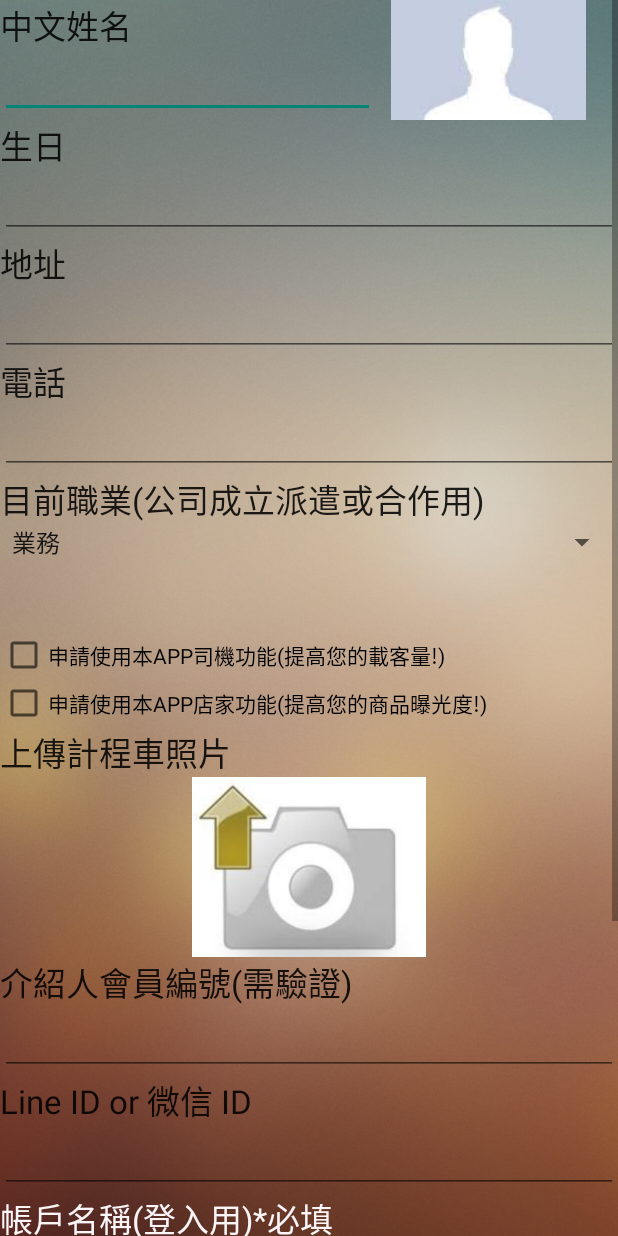
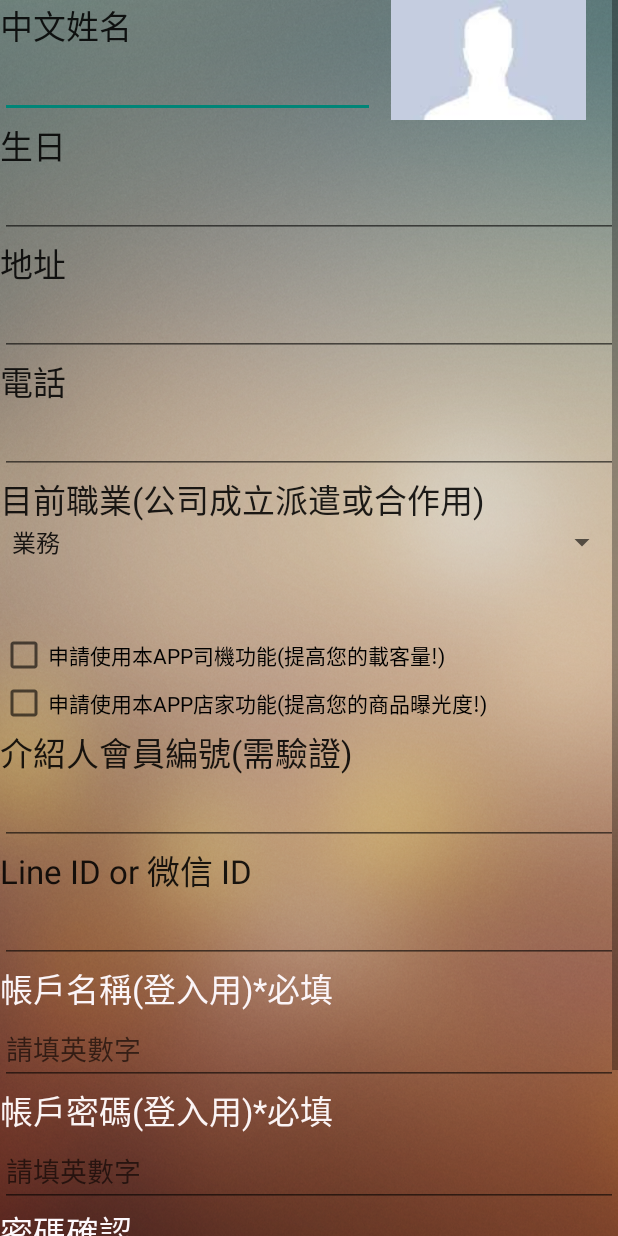
Before and after one commit to b150132/bgproject, an Android app: the SignUp screen opened directly, with no data from a screen before it, on a phone screen of 412 x 824 dp. Run offline under Robolectric (Android 15) with nearby library versions, the phone set to English and light mode, and no system bars; pictures from the network do not load.

Commit message:
Add texi car photo upload ui

```diff
--- a/app/src/main/java/com/lytech/rainsilk/webviewapp/SignUp.java
+++ b/app/src/main/java/com/lytech/rainsilk/webviewapp/SignUp.java
@@ -19,6 +19,7 @@ import android.widget.CompoundButton;
 import android.widget.EditText;
 import android.widget.ImageView;
 import android.widget.Spinner;
+import android.widget.TextView;
 import android.widget.Toast;
 
 import org.apache.http.NameValuePair;
@@ -41,8 +42,9 @@ import java.util.ArrayList;
 public class SignUp extends Activity implements View.OnClickListener {
 
     SQLite helper = new SQLite(this);
-    ImageView headphoto;
-    private static final int RESULT_LOAD_IMAGE = 1;
+    ImageView headphoto,TexiPhoto;
+    TextView TexiPhotoText;
+    private static final int RESULT_LOAD_IMAGE = 1,RESULT_LOAD_IMAGE2 = 2;
     public static final String SERVER_ADDRESS = "http://lytechly.comxa.com/";
     String assoiation = "";
     String giftshopcount = "1000";
@@ -59,6 +61,9 @@ public class SignUp extends Activity implements View.OnClickListener {
 
         headphoto = (ImageView) findViewById(R.id.imgviewHead);
         headphoto.setOnClickListener(this);
+        TexiPhoto = (ImageView) findViewById(R.id.TexiPhoto);
+        TexiPhoto.setOnClickListener(this);
+        TexiPhotoText = (TextView)findViewById(R.id.textViewTexiPhoto);
 
         ShopCheckBox = (CheckBox) findViewById(R.id.Shopcheck);
         CarCheckBox = (CheckBox) findViewById(R.id.Carcheck);
@@ -102,8 +107,12 @@ public class SignUp extends Activity implements View.OnClickListener {
                 //CheckBox狀態 : 已勾選，顯示TextView
                 Toast.makeText(getApplicationContext(), "申請成為司機!", Toast.LENGTH_SHORT).show();
                 ShopCheckBox.setEnabled(false);
+                TexiPhotoText.setVisibility(View.VISIBLE);
+                TexiPhoto.setVisibility(View.VISIBLE);
             } else {
                 ShopCheckBox.setEnabled(true);
+                TexiPhotoText.setVisibility(View.GONE);
+                TexiPhoto.setVisibility(View.GONE);
             }
         }
     };
@@ -126,6 +135,7 @@ public class SignUp extends Activity implements View.OnClickListener {
             String namestr = name.getText().toString();
             String emailstr = email.getText().toString();
             String unamestr = uname.getText().toString();
+            String texiunamestr = "texi_"+uname.getText().toString();
             String pass1str = pass1.getText().toString();
             String pass2str = pass2.getText().toString();
             String phonestr = phone_num.getText().toString();
@@ -154,6 +164,8 @@ public class SignUp extends Activity implements View.OnClickListener {
                     //uploadImage data
                     Bitmap image = ((BitmapDrawable) headphoto.getDrawable()).getBitmap();
                     new UploadImage(image, unamestr).execute();
+                    Bitmap texiimage = ((BitmapDrawable) TexiPhoto.getDrawable()).getBitmap();
+                    new UploadImage(texiimage, texiunamestr).execute();
 
                     //sign up member data
                     contact = new Contact(namestr, emailstr, unamestr, pass1str, phonestr, addressstr, assoiation, jobstr, intropersonstr, lineidstr, "0", "0", giftshopcount, "0", "0", "0", "2000");
@@ -184,6 +196,10 @@ public class SignUp extends Activity implements View.OnClickListener {
         if (v.getId() == R.id.imgviewHead) {
             Intent galleryIntent = new Intent(Intent.ACTION_PICK, android.provider.MediaStore.Images.Media.EXTERNAL_CONTENT_URI);
             startActivityForResult(galleryIntent, RESULT_LOAD_IMAGE);
+        }
+        if (v.getId() == R.id.TexiPhoto) {
+            Intent galleryIntent = new Intent(Intent.ACTION_PICK, android.provider.MediaStore.Images.Media.EXTERNAL_CONTENT_URI);
+            startActivityForResult(galleryIntent, RESULT_LOAD_IMAGE2);
         }
 //        if(v.getId() ==R.id.Shopcheck)
 //        {
@@ -229,6 +245,12 @@ public class SignUp extends Activity implements View.OnClickListener {
             Uri selectImage = data.getData();
             headphoto.setBackgroundColor(Color.TRANSPARENT); //@android:color/transparent
             headphoto.setImageURI(selectImage);
+        }
+
+        if (requestCode == RESULT_LOAD_IMAGE2 && resultCode == RESULT_OK && data != null) {
+            Uri selectImage2 = data.getData();
+            TexiPhoto.setBackgroundColor(Color.TRANSPARENT); //@android:color/transparent
+            TexiPhoto.setImageURI(selectImage2);
         }
     }
 
--- a/app/src/main/res/layout/signup.xml
+++ b/app/src/main/res/layout/signup.xml
@@ -142,7 +142,8 @@
             android:layout_height="wrap_content"
             android:textAppearance="?android:attr/textAppearanceLarge"
             android:text="上傳計程車照片"
-            android:id="@+id/textViewTexiPhoto" />
+            android:id="@+id/textViewTexiPhoto"
+            android:visibility="gone" />
 
         <ImageView
             android:layout_width="match_parent"
@@ -151,7 +152,8 @@
             android:ems="10"
             android:id="@+id/TexiPhoto"
             android:layout_gravity="right"
-            android:src="@drawable/uploadcommodity" />
+            android:src="@drawable/uploadcommodity"
+            android:visibility="gone" />
     <TextView
         android:layout_width="wrap_content"
         android:layout_height="wrap_content"
```
